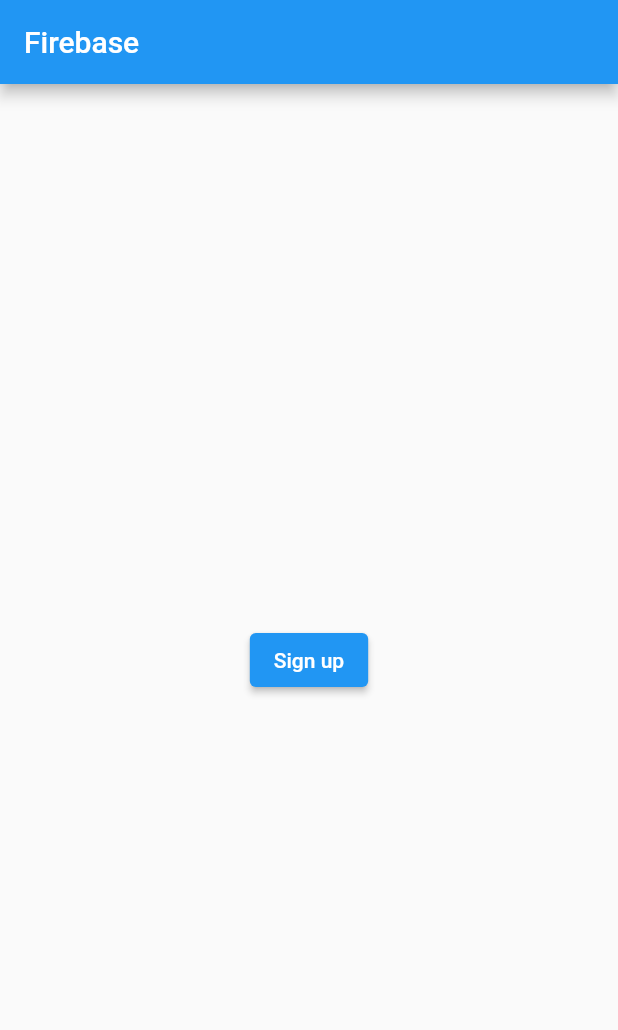
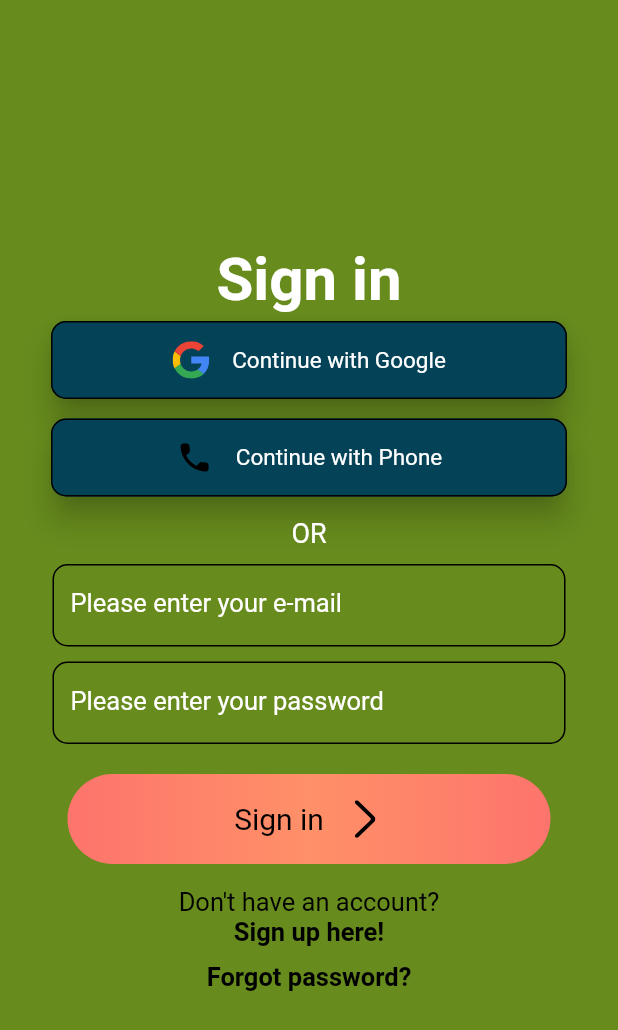
Before and after one commit to yuvraj-jangid/Flutter-Task-Manager-App, a Flutter app: the screen it shows after launch, on a phone screen of 412 x 824 dp. Shown: the top 1030 px of the screen. Run offline on Flutter 3.47's test engine with Material 2 defaults, Android fonts, the phone set to English and light mode, and no system bars; our stand-ins replace firebase_auth, firebase_core, flutter_svg; accounts and stored records are empty.

Commit message:
Created sign in and sign up pages

```diff
--- a/lib/main.dart
+++ b/lib/main.dart
@@ -1,5 +1,7 @@
 import 'package:firebase_core/firebase_core.dart';
 import 'package:flutter/material.dart';
+import 'package:task_manager_app/pages/signin_page.dart';
+import 'package:task_manager_app/pages/signup_page.dart';
 import 'firebase_options.dart';
 import 'package:firebase_auth/firebase_auth.dart' as firebase_auth;
 
@@ -29,21 +31,7 @@ class MyApp extends StatelessWidget {
 
   @override
   Widget build(BuildContext context) {
-    return MaterialApp(
-      debugShowCheckedModeBanner: false,
-      home: Scaffold(
-        appBar: AppBar(
-          title: const Text("Firebase"),
-        ),
-        body: Center(
-          child: ElevatedButton(
-            onPressed: () {
-              signup();
-            },
-            child: const Text("Sign up"),
-          ),
-        ),
-      ),
-    );
+    return const MaterialApp(
+        debugShowCheckedModeBanner: false, home: SigninPage());
   }
 }
--- /dev/null
+++ b/lib/pages/signin_page.dart
@@ -0,0 +1,168 @@
+import 'package:flutter/material.dart';
+import 'package:flutter/src/widgets/framework.dart';
+import 'package:flutter/src/widgets/placeholder.dart';
+import 'package:flutter_svg/flutter_svg.dart';
+
+class SigninPage extends StatefulWidget {
+  const SigninPage({super.key});
+
+  @override
+  State<SigninPage> createState() => _MyWidgetState();
+}
+
+class _MyWidgetState extends State<SigninPage> {
+  @override
+  Widget build(BuildContext context) {
+    return Scaffold(
+      body: SingleChildScrollView(
+        child: Container(
+          height: MediaQuery.of(context).size.height,
+          width: MediaQuery.of(context).size.width,
+          color: Color.fromARGB(255, 103, 139, 29),
+          child: Column(
+            mainAxisAlignment: MainAxisAlignment.center,
+            children: [
+              const Text(
+                "Sign in",
+                style: TextStyle(
+                    fontSize: 40,
+                    color: Colors.white,
+                    fontWeight: FontWeight.bold),
+              ),
+              ButtonItem("assets/google.svg", "Continue with Google", 25),
+              const SizedBox(
+                height: 5,
+              ),
+              ButtonItem("assets/phone.svg", "Continue with Phone", 25),
+              const SizedBox(
+                height: 10,
+              ),
+              const Text(
+                "OR",
+                style: TextStyle(color: Colors.white, fontSize: 18),
+              ),
+              const SizedBox(
+                height: 10,
+              ),
+              textItem("Please enter your e-mail"),
+              const SizedBox(
+                height: 10,
+              ),
+              textItem("Please enter your password"),
+              const SizedBox(
+                height: 20,
+              ),
+              colorButton(),
+              const SizedBox(
+                height: 15,
+              ),
+              Column(
+                mainAxisAlignment: MainAxisAlignment.center,
+                children: const [
+                  Text(
+                    "Don't have an account?",
+                    style: TextStyle(
+                      color: Colors.black,
+                      fontSize: 17,
+                    ),
+                  ),
+                  Text(
+                    "Sign up here!",
+                    style: TextStyle(
+                        color: Colors.black,
+                        fontSize: 17,
+                        fontWeight: FontWeight.bold),
+                  ),
+                  SizedBox(
+                    height: 10,
+                  ),
+                  Text(
+                    "Forgot password?",
+                    style: TextStyle(
+                        color: Colors.black,
+                        fontSize: 17,
+                        fontWeight: FontWeight.bold),
+                  )
+                ],
+              )
+            ],
+          ),
+        ),
+      ),
+    );
+  }
+
+  Widget ButtonItem(String imagepath, String buttonName, double size) {
+    return SizedBox(
+      width: MediaQuery.of(context).size.width - 60,
+      height: 60,
+      child: Card(
+        color: const Color.fromARGB(255, 3, 66, 87),
+        elevation: 8,
+        shape: RoundedRectangleBorder(
+            borderRadius: BorderRadius.circular(10),
+            side: const BorderSide(width: 1, color: Colors.black)),
+        child: Row(
+          mainAxisAlignment: MainAxisAlignment.center,
+          children: [
+            SvgPicture.asset(
+              imagepath,
+              height: size,
+              width: size,
+            ),
+            const SizedBox(
+              width: 15,
+            ),
+            Text(
+              buttonName,
+              style: const TextStyle(fontSize: 15, color: Colors.white),
+            )
+          ],
+        ),
+      ),
+    );
+  }
+
+  Widget textItem(String labelText) {
+    return SizedBox(
+      width: MediaQuery.of(context).size.width - 70,
+      height: 55,
+      child: TextFormField(
+        decoration: InputDecoration(
+            labelText: labelText,
+            labelStyle: const TextStyle(fontSize: 17, color: Colors.white),
+            enabledBorder: OutlineInputBorder(
+                borderRadius: BorderRadius.circular(10),
+                borderSide: const BorderSide(width: 1, color: Colors.black))),
+      ),
+    );
+  }
+
+  Widget colorButton() {
+    return Container(
+      width: MediaQuery.of(context).size.width - 90,
+      height: 60,
+      decoration: BoxDecoration(
+          borderRadius: BorderRadius.circular(30),
+          gradient: const LinearGradient(colors: [
+            Color(0xfffd746c),
+            Color(0xffff9068),
+            Color(0xfffd746c)
+          ])),
+      child: Row(mainAxisAlignment: MainAxisAlignment.center, children: [
+        const Text(
+          "Sign in",
+          style: TextStyle(color: Colors.black, fontSize: 20),
+        ),
+        const SizedBox(
+          width: 15,
+        ),
+        SvgPicture.asset(
+          "assets/arrow.svg",
+          height: 25,
+          width: 25,
+        ),
+      ]),
+    );
+  }
+}
--- a/pubspec.yaml
+++ b/pubspec.yaml
@@ -37,6 +37,7 @@ dependencies:
   cupertino_icons: ^1.0.2
   firebase_core: ^2.4.1
   firebase_auth: ^4.2.5
+  flutter_svg: ^2.0.0+1
 
 dev_dependencies:
   flutter_test:
@@ -61,7 +62,8 @@ flutter:
   uses-material-design: true
 
   # To add assets to your application, add an assets section, like this:
-  # assets:
+  assets:
+    - assets/
   #   - images/a_dot_burr.jpeg
   #   - images/a_dot_ham.jpeg
 
```
Also changed, not shown: lib/pages/signup_page.dart (added, +151 -0 lines), assets/arrow.svg (added), assets/google.svg (added), assets/phone.svg (added), pubspec.lock.
